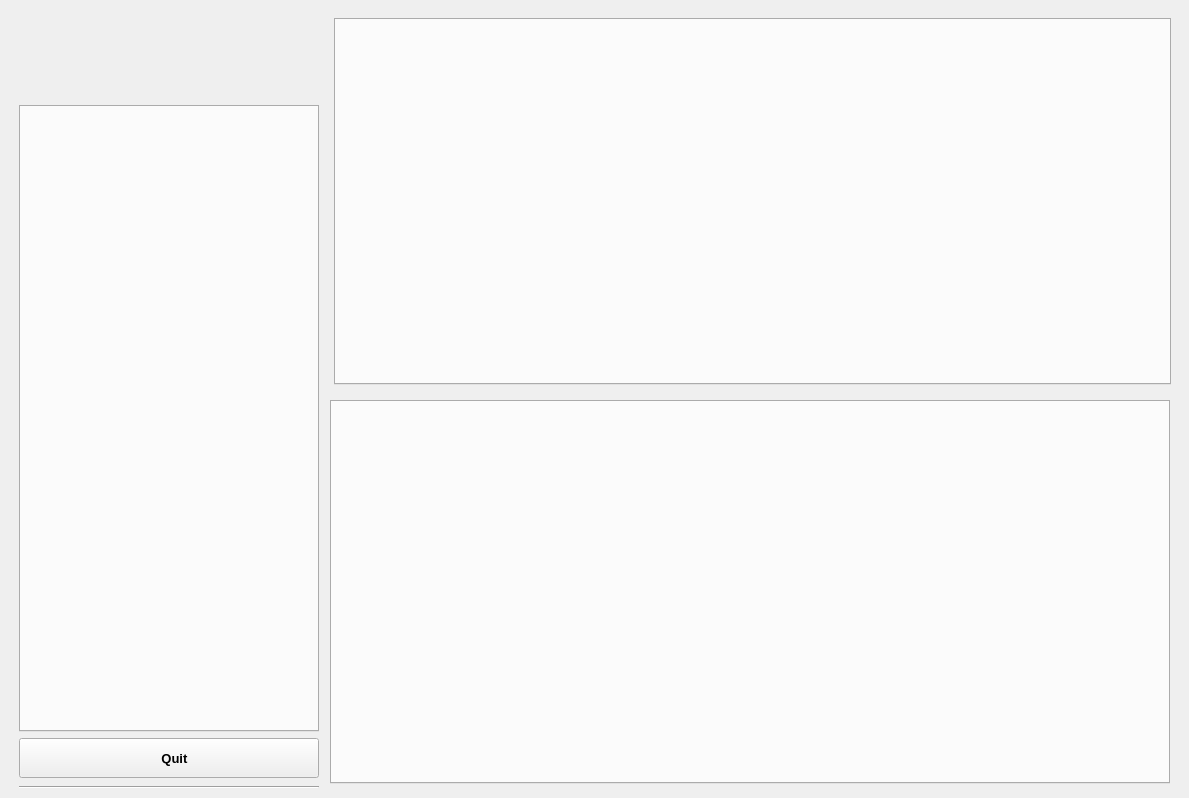
Davidlequnchen/MultiSensorFusion-ROS-AM-Monitoring, file src/multisense_gui/resources/multisense_gui.ui: the form before one commit.
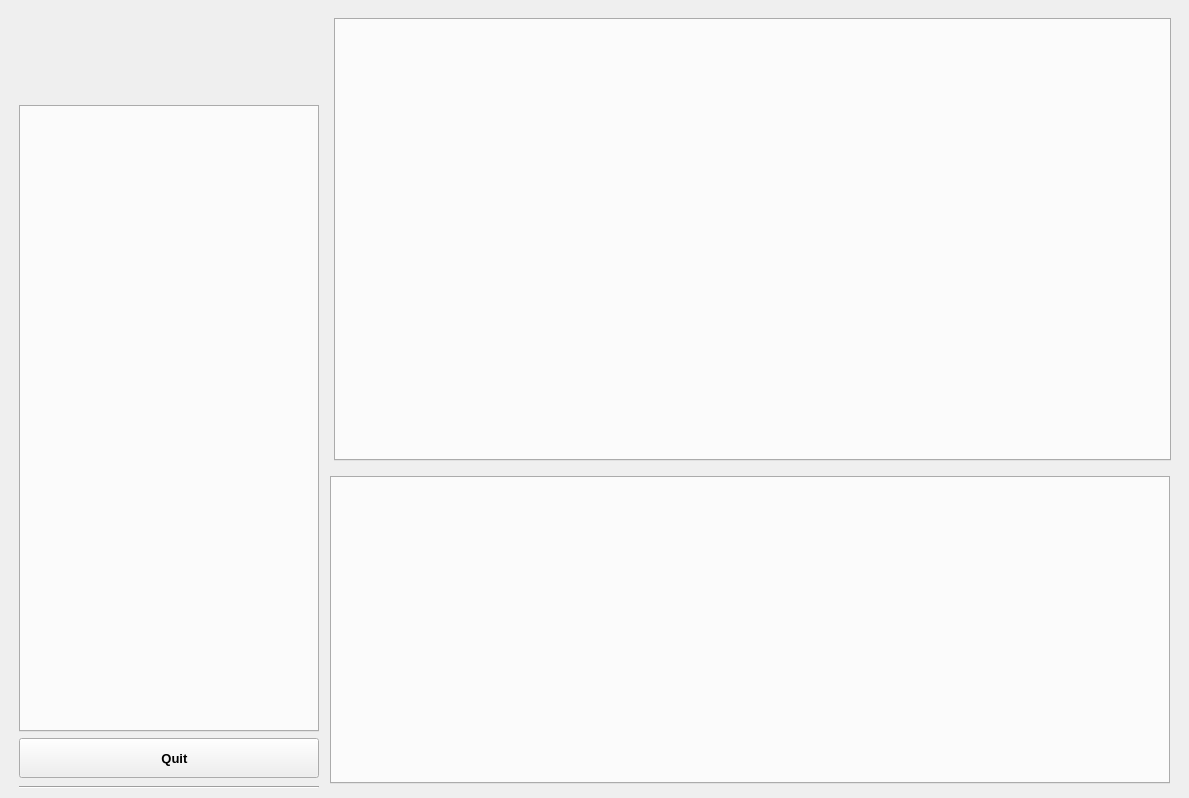
The form after the commit. Icons and pictures are not drawn.

```diff
--- a/src/multisense_gui/resources/multisense_gui.ui
+++ b/src/multisense_gui/resources/multisense_gui.ui
@@ -233,7 +233,7 @@
      </layout>
     </item>
     <item>
-     <layout class="QVBoxLayout" name="verticalLayout_2" stretch="5,5,0">
+     <layout class="QVBoxLayout" name="verticalLayout_2" stretch="6,4,0">
       <item>
        <widget class="QWidget" name="audio_visual" native="true">
         <layout class="QVBoxLayout" name="verticalLayout_3">
```
